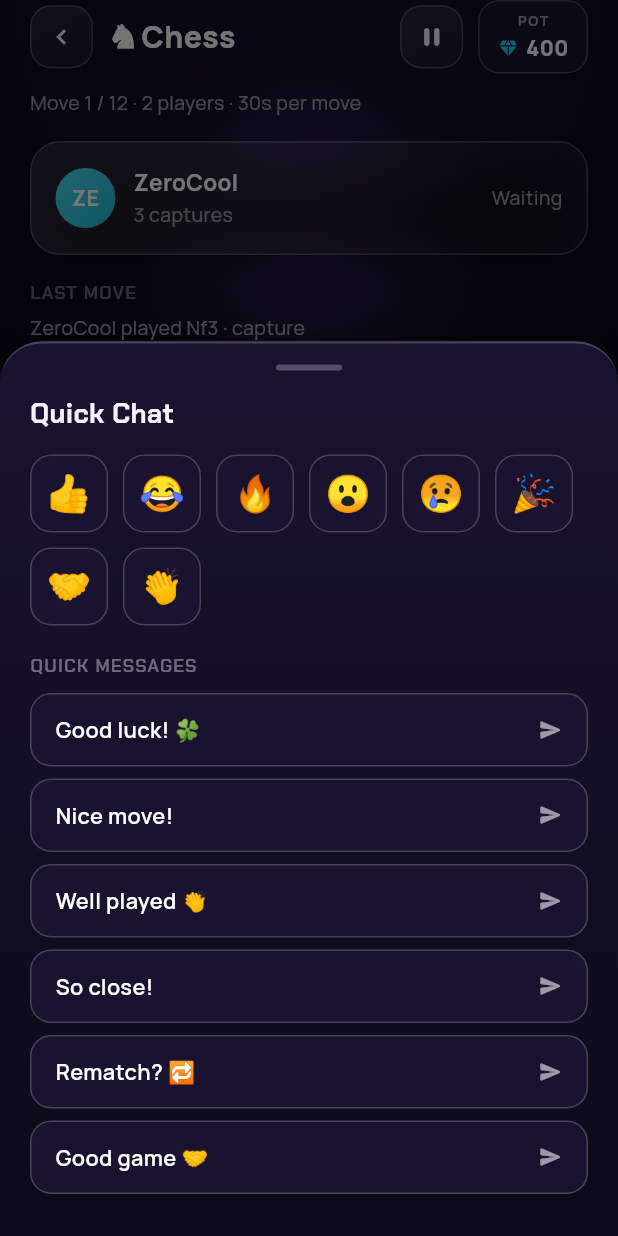
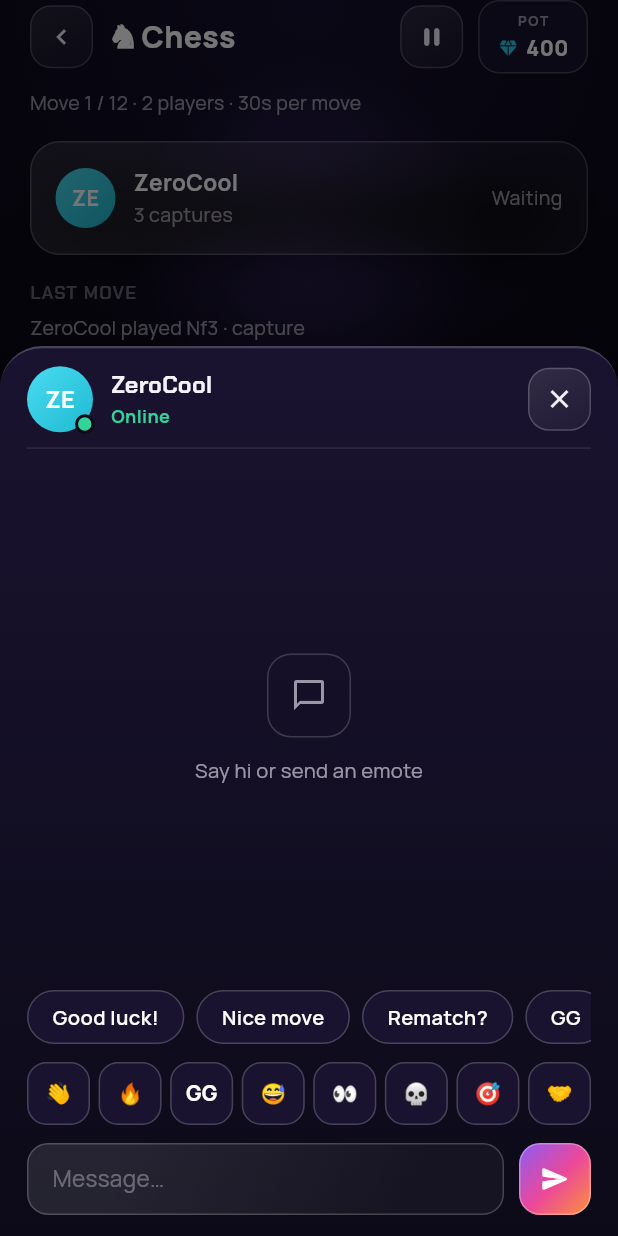
Before and after one commit to Chaituchaithan/flutter-games, a Flutter app: the ChessScreen screen opened by its route, after a tap on the "chat bubble outline" icon, on a phone screen of 412 x 824 dp. Run offline on Flutter 3.47's test engine with Material 3 defaults, Android fonts, the phone set to English and light mode, and no system bars; our stand-ins replace connectivity_plus, dio, flutter_riverpod, flutter_secure_storage, google_fonts; accounts and stored records are empty.

Commit message:
Store/chat mockup-fidelity fixes, strong interaction tests, build docs
- Store VIP: gold "Subscribe · $9.99 / month" button + mockup perk copy + tier labels.
- Store Power-ups: catalogue matched to mockup (Double XP / Extra Spins / Streak Shield
  LEGENDARY / Hint Boost / Time Freeze); rarity chip tinted to each item's accent.
- Chat sheet: rebuilt into the mockup's full chat panel (opponent header + online,
  empty state, quick-message pills, 8-emote row, message input + send).
- test/interaction_test.dart: drives tabs, sheets, dialogs, keypad, toggles and the
  full Online Play flow — 10 tests, no runtime errors (56 tests total).
- docs/COMMANDS.md: run/test/build-APK command reference + the JDK 17 setup done here.

flutter analyze clean; 56 tests pass; release APK builds (app-release.apk ~51MB).

Co-Authored-By: Claude Opus 4.8 <noreply@anthropic.com>

```diff
--- a/lib/widgets/game_widgets.dart
+++ b/lib/widgets/game_widgets.dart
@@ -503,44 +503,41 @@ Future<void> confirmGameForfeit(BuildContext context) async {
 
 // ─────────────────────────── Chat / emotes sheet ───────────────────────────
 
-const _emotes = ['👍', '😂', '🔥', '😮', '😢', '🎉', '🤝', '👏'];
-const _quickMessages = [
-  'Good luck! 🍀',
-  'Nice move!',
-  'Well played 👏',
-  'So close!',
-  'Rematch? 🔁',
-  'Good game 🤝',
-];
+const _emotes = ['👋', '🔥', 'GG', '😅', '👀', '💀', '🎯', '🤝'];
+const _quickMessages = ['Good luck!', 'Nice move', 'Rematch?', 'GG'];
 
-/// Quick-chat bottom sheet: emote row + canned messages. Tapping either sends
-/// (toast) and closes — presentation only.
-void showGameChatSheet(BuildContext context) {
+/// In-game chat panel (mockup `chat`): opponent header, empty conversation,
+/// quick-message pills + emote row, and a message input with send button.
+/// Presentation only — sending shows a toast.
+void showGameChatSheet(
+  BuildContext context, {
+  String opponent = 'ZeroCool',
+  String initials = 'ZE',
+  Color color = AuraColors.avatarBlue,
+}) {
   showModalBottomSheet<void>(
     context: context,
     backgroundColor: Colors.transparent,
     isScrollControlled: true,
-    builder: (ctx) => const _ChatSheet(),
+    builder: (ctx) => _ChatSheet(opponent: opponent, initials: initials, color: color),
   );
 }
 
 class _ChatSheet extends StatelessWidget {
-  const _ChatSheet();
+  const _ChatSheet({required this.opponent, required this.initials, required this.color});
+  final String opponent;
+  final String initials;
+  final Color color;
 
-  void _send(BuildContext context, String message) {
-    Navigator.of(context).pop();
-    showAuraToast(context, 'Sent  $message', kind: AuraToastKind.info);
-  }
+  void _send(BuildContext context, String message) =>
+      showAuraToast(context, 'Sent  $message', kind: AuraToastKind.info);
 
   @override
   Widget build(BuildContext context) {
+    final height = MediaQuery.of(context).size.height * 0.72;
     return Container(
-      padding: EdgeInsets.fromLTRB(
-        20,
-        14,
-        20,
-        20 + MediaQuery.of(context).padding.bottom,
-      ),
+      height: height,
+      padding: EdgeInsets.fromLTRB(18, 12, 18, 14 + MediaQuery.of(context).padding.bottom),
       decoration: const BoxDecoration(
         gradient: LinearGradient(
           begin: Alignment.topCenter,
@@ -548,44 +545,158 @@ class _ChatSheet extends StatelessWidget {
           colors: [Color(0xFF1A1330), Color(0xFF0C0A18)],
         ),
         borderRadius: BorderRadius.vertical(top: Radius.circular(28)),
-        border: Border(
-          top: BorderSide(color: Color(0x33FFFFFF), width: 1.5),
-        ),
+        border: Border(top: BorderSide(color: Color(0x33FFFFFF), width: 1.5)),
       ),
       child: Column(
-        mainAxisSize: MainAxisSize.min,
         crossAxisAlignment: CrossAxisAlignment.stretch,
         children: [
-          Center(
-            child: Container(
-              width: 44,
-              height: 4,
-              decoration: BoxDecoration(
-                color: Colors.white.withValues(alpha: 0.25),
-                borderRadius: BorderRadius.circular(99),
+          // Header: opponent + online + close.
+          Row(
+            children: [
+              SizedBox(
+                width: 44,
+                height: 44,
+                child: Stack(
+                  clipBehavior: Clip.none,
+                  children: [
+                    LetterAvatar(letter: initials, color: color, size: 44),
+                    Positioned(
+                      right: -1,
+                      bottom: -1,
+                      child: Container(
+                        width: 13,
+                        height: 13,
+                        decoration: BoxDecoration(
+                          color: AuraColors.green,
+                          shape: BoxShape.circle,
+                          border: Border.all(color: AuraColors.bgBase, width: 2),
+                        ),
+                      ),
+                    ),
+                  ],
+                ),
+              ),
+              const SizedBox(width: 12),
+              Expanded(
+                child: Column(
+                  crossAxisAlignment: CrossAxisAlignment.start,
+                  children: [
+                    Text(opponent, style: AuraText.cardTitle.copyWith(fontSize: 15.5)),
+                    const SizedBox(height: 1),
+                    const Text('Online',
+                        style: TextStyle(color: AuraColors.green, fontSize: 12, fontWeight: FontWeight.w700)),
+                  ],
+                ),
+              ),
+              GlassIconButton(icon: Icons.close, onTap: () => Navigator.of(context).maybePop()),
+            ],
+          ),
+          const SizedBox(height: 10),
+          Divider(color: Colors.white.withValues(alpha: 0.1), height: 1),
+          // Empty conversation.
+          Expanded(
+            child: Center(
+              child: Column(
+                mainAxisSize: MainAxisSize.min,
+                children: [
+                  Container(
+                    width: 56,
+                    height: 56,
+                    alignment: Alignment.center,
+                    decoration: BoxDecoration(
+                      borderRadius: BorderRadius.circular(16),
+                      border: Border.all(color: Colors.white.withValues(alpha: 0.18)),
+                    ),
+                    child: Icon(Icons.chat_bubble_outline, color: AuraColors.textSecondary, size: 24),
+                  ),
+                  const SizedBox(height: 12),
+                  Text('Say hi or send an emote',
+                      style: AuraText.body.copyWith(color: AuraColors.textSecondary, fontSize: 13.5)),
+                ],
               ),
             ),
           ),
-          const SizedBox(height: 16),
-          Text('Quick Chat', style: AuraText.title.copyWith(fontSize: 18)),
-          const SizedBox(height: 14),
+          // Quick-message pills.
+          SizedBox(
+            height: 36,
+            child: ListView(
+              scrollDirection: Axis.horizontal,
+              children: [
+                for (final m in _quickMessages) ...[
+                  _QuickPill(text: m, onTap: () => _send(context, m)),
+                  const SizedBox(width: 8),
+                ],
+              ],
+            ),
+          ),
+          const SizedBox(height: 12),
           // Emote row.
-          Wrap(
-            spacing: 10,
-            runSpacing: 10,
+          Row(
+            mainAxisAlignment: MainAxisAlignment.spaceBetween,
             children: [
-              for (final e in _emotes)
-                _EmoteButton(emote: e, onTap: () => _send(context, e)),
+              for (final e in _emotes) _EmoteButton(emote: e, onTap: () => _send(context, e)),
             ],
           ),
-          const SizedBox(height: 18),
-          const SectionHeader('QUICK MESSAGES'),
-          const SizedBox(height: 10),
-          for (final m in _quickMessages) ...[
-            _QuickMessageRow(text: m, onTap: () => _send(context, m)),
-            const SizedBox(height: 8),
-          ],
+          const SizedBox(height: 12),
+          // Message input + send.
+          Row(
+            children: [
+              Expanded(
+                child: Container(
+                  height: 48,
+                  padding: const EdgeInsets.symmetric(horizontal: 16),
+                  alignment: Alignment.centerLeft,
+                  decoration: AuraGlass.decoration(radius: 14, shadow: false),
+                  child: Text('Message…',
+                      style: TextStyle(color: AuraColors.textPrimary.withValues(alpha: 0.34), fontSize: 15)),
+                ),
+              ),
+              const SizedBox(width: 10),
+              GestureDetector(
+                onTap: () => _send(context, 'a message'),
+                child: Container(
+                  width: 48,
+                  height: 48,
+                  alignment: Alignment.center,
+                  decoration: BoxDecoration(
+                    gradient: AuraGradients.brand,
+                    borderRadius: BorderRadius.circular(14),
+                    border: Border.all(color: Colors.white.withValues(alpha: 0.3)),
+                  ),
+                  child: const Icon(Icons.send_rounded, color: Colors.white, size: 20),
+                ),
+              ),
+            ],
+          ),
         ],
+      ),
+    );
+  }
+}
+
+class _QuickPill extends StatelessWidget {
+  const _QuickPill({required this.text, required this.onTap});
+  final String text;
+  final VoidCallback onTap;
+
+  @override
+  Widget build(BuildContext context) {
+    return Material(
+      color: AuraColors.card,
+      borderRadius: BorderRadius.circular(99),
+      child: InkWell(
+        borderRadius: BorderRadius.circular(99),
+        onTap: onTap,
+        child: Container(
+          padding: const EdgeInsets.symmetric(horizontal: 16),
+          alignment: Alignment.center,
+          decoration: BoxDecoration(
+            borderRadius: BorderRadius.circular(99),
+            border: Border.all(color: AuraColors.cardBorder),
+          ),
+          child: Text(text,
+              style: const TextStyle(color: Colors.white, fontSize: 13.5, fontWeight: FontWeight.w600)),
+        ),
       ),
     );
   }
@@ -600,58 +711,25 @@ class _EmoteButton extends StatelessWidget {
   Widget build(BuildContext context) {
     return Material(
       color: AuraColors.card,
-      borderRadius: BorderRadius.circular(14),
+      borderRadius: BorderRadius.circular(13),
       child: InkWell(
-        borderRadius: BorderRadius.circular(14),
+        borderRadius: BorderRadius.circular(13),
         onTap: onTap,
         child: Container(
-          width: 52,
-          height: 52,
+          width: 42,
+          height: 42,
           alignment: Alignment.center,
           decoration: BoxDecoration(
-            borderRadius: BorderRadius.circular(14),
+            borderRadius: BorderRadius.circular(13),
             border: Border.all(color: AuraColors.cardBorder),
           ),
-          child: Text(emote, style: const TextStyle(fontSize: 24)),
-        ),
-      ),
-    );
-  }
-}
-
-class _QuickMessageRow extends StatelessWidget {
-  const _QuickMessageRow({required this.text, required this.onTap});
-  final String text;
-  final VoidCallback onTap;
-
-  @override
-  Widget build(BuildContext context) {
-    return Material(
-      color: AuraColors.card,
-      borderRadius: BorderRadius.circular(14),
-      child: InkWell(
-        borderRadius: BorderRadius.circular(14),
-        onTap: onTap,
-        child: Container(
-          padding: const EdgeInsets.symmetric(horizontal: 16, vertical: 13),
-          decoration: BoxDecoration(
-            borderRadius: BorderRadius.circular(14),
-            border: Border.all(color: AuraColors.cardBorder),
-          ),
-          child: Row(
-            children: [
-              Expanded(
-                child: Text(
-                  text,
-                  style: const TextStyle(
-                    color: Colors.white,
-                    fontSize: 14.5,
-                    fontWeight: FontWeight.w600,
-                  ),
-                ),
-              ),
-              const Icon(Icons.send_rounded, size: 16, color: AuraColors.textSecondary),
-            ],
+          child: Text(
+            emote,
+            style: TextStyle(
+              fontSize: emote.length > 1 ? 14 : 22,
+              fontWeight: emote.length > 1 ? FontWeight.w800 : FontWeight.w400,
+              color: Colors.white,
+            ),
           ),
         ),
       ),
```
Also changed, not shown: lib/screens/store/store_screen.dart (+67 -26 lines), .claude/settings.local.json, 3 other files.
